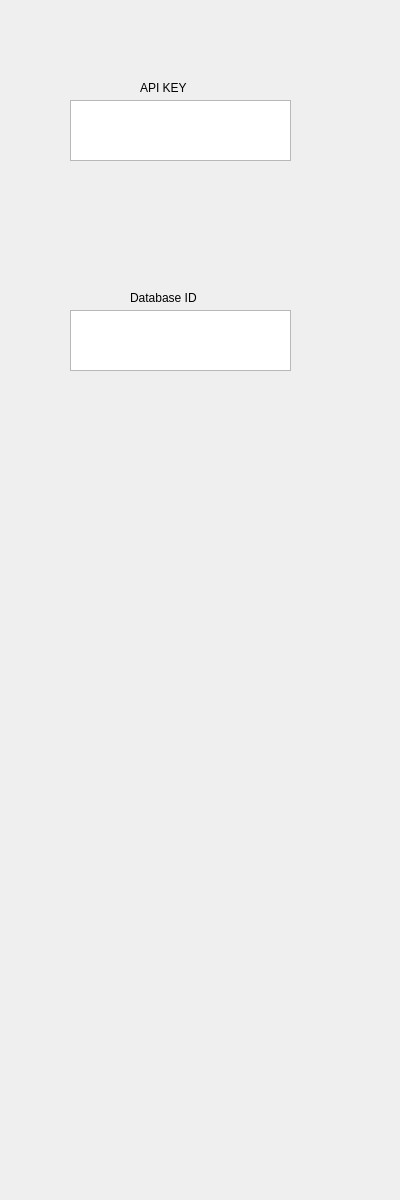
Before: the Qt Designer form m_api.ui in Cysmic/team_focus, drawn with Qt 5.
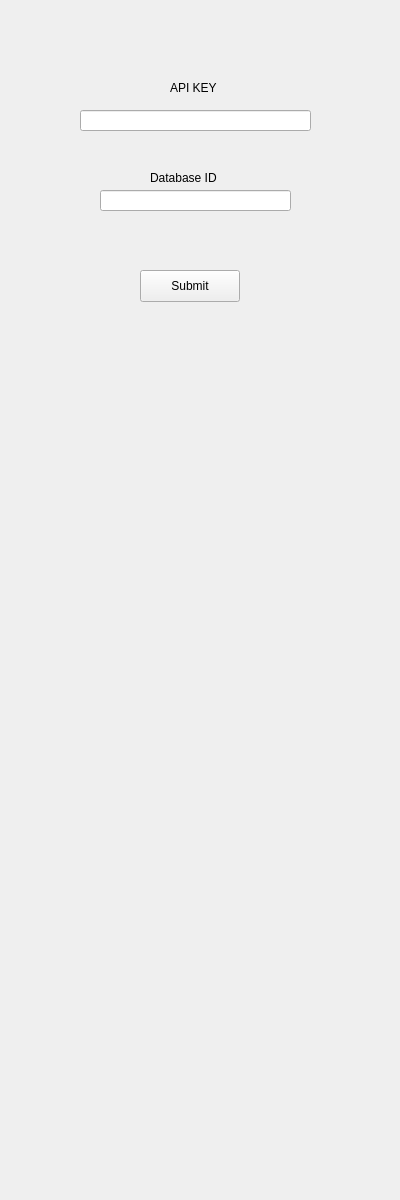
After: the same form once the commit is applied.

```diff
--- a/m_api.ui
+++ b/m_api.ui
@@ -13,30 +13,10 @@
   <property name="windowTitle">
    <string>Form</string>
   </property>
-  <widget class="QTextEdit" name="textEdit">
+  <widget class="QLabel" name="API_Label">
    <property name="geometry">
     <rect>
-     <x>70</x>
-     <y>100</y>
-     <width>221</width>
-     <height>61</height>
-    </rect>
-   </property>
-   <property name="html">
-    <string>&lt;!DOCTYPE HTML PUBLIC &quot;-//W3C//DTD HTML 4.0//EN&quot; &quot;http://www.w3.org/TR/REC-html40/strict.dtd&quot;&gt;
-&lt;html&gt;&lt;head&gt;&lt;meta name=&quot;qrichtext&quot; content=&quot;1&quot; /&gt;&lt;meta charset=&quot;utf-8&quot; /&gt;&lt;style type=&quot;text/css&quot;&gt;
-p, li { white-space: pre-wrap; }
-hr { height: 1px; border-width: 0; }
-li.unchecked::marker { content: &quot;\2610&quot;; }
-li.checked::marker { content: &quot;\2612&quot;; }
-&lt;/style&gt;&lt;/head&gt;&lt;body style=&quot; font-family:'.AppleSystemUIFont'; font-size:13pt; font-weight:400; font-style:normal;&quot;&gt;
-&lt;p style=&quot;-qt-paragraph-type:empty; margin-top:0px; margin-bottom:0px; margin-left:0px; margin-right:0px; -qt-block-indent:0; text-indent:0px;&quot;&gt;&lt;br /&gt;&lt;/p&gt;&lt;/body&gt;&lt;/html&gt;</string>
-   </property>
-  </widget>
-  <widget class="QLabel" name="label">
-   <property name="geometry">
-    <rect>
-     <x>140</x>
+     <x>170</x>
      <y>80</y>
      <width>58</width>
      <height>16</height>
@@ -49,8 +29,8 @@
   <widget class="QLabel" name="label_2">
    <property name="geometry">
     <rect>
-     <x>130</x>
-     <y>290</y>
+     <x>150</x>
+     <y>170</y>
      <width>91</width>
      <height>16</height>
     </rect>
@@ -59,24 +39,37 @@
     <string>Database ID</string>
    </property>
   </widget>
-  <widget class="QTextEdit" name="textEdit_2">
+  <widget class="QPushButton" name="Submit">
    <property name="geometry">
     <rect>
-     <x>70</x>
-     <y>310</y>
-     <width>221</width>
-     <height>61</height>
+     <x>140</x>
+     <y>270</y>
+     <width>100</width>
+     <height>32</height>
     </rect>
    </property>
-   <property name="html">
-    <string>&lt;!DOCTYPE HTML PUBLIC &quot;-//W3C//DTD HTML 4.0//EN&quot; &quot;http://www.w3.org/TR/REC-html40/strict.dtd&quot;&gt;
-&lt;html&gt;&lt;head&gt;&lt;meta name=&quot;qrichtext&quot; content=&quot;1&quot; /&gt;&lt;meta charset=&quot;utf-8&quot; /&gt;&lt;style type=&quot;text/css&quot;&gt;
-p, li { white-space: pre-wrap; }
-hr { height: 1px; border-width: 0; }
-li.unchecked::marker { content: &quot;\2610&quot;; }
-li.checked::marker { content: &quot;\2612&quot;; }
-&lt;/style&gt;&lt;/head&gt;&lt;body style=&quot; font-family:'.AppleSystemUIFont'; font-size:13pt; font-weight:400; font-style:normal;&quot;&gt;
-&lt;p style=&quot;-qt-paragraph-type:empty; margin-top:0px; margin-bottom:0px; margin-left:0px; margin-right:0px; -qt-block-indent:0; text-indent:0px;&quot;&gt;&lt;br /&gt;&lt;/p&gt;&lt;/body&gt;&lt;/html&gt;</string>
+   <property name="text">
+    <string>Submit</string>
+   </property>
+  </widget>
+  <widget class="QLineEdit" name="API_KEY_I">
+   <property name="geometry">
+    <rect>
+     <x>80</x>
+     <y>110</y>
+     <width>231</width>
+     <height>21</height>
+    </rect>
+   </property>
+  </widget>
+  <widget class="QLineEdit" name="DATABASE_ID_I">
+   <property name="geometry">
+    <rect>
+     <x>100</x>
+     <y>190</y>
+     <width>191</width>
+     <height>21</height>
+    </rect>
    </property>
   </widget>
  </widget>
```
Left out of the diff: 2 changed lines with no effect on the pictures.
